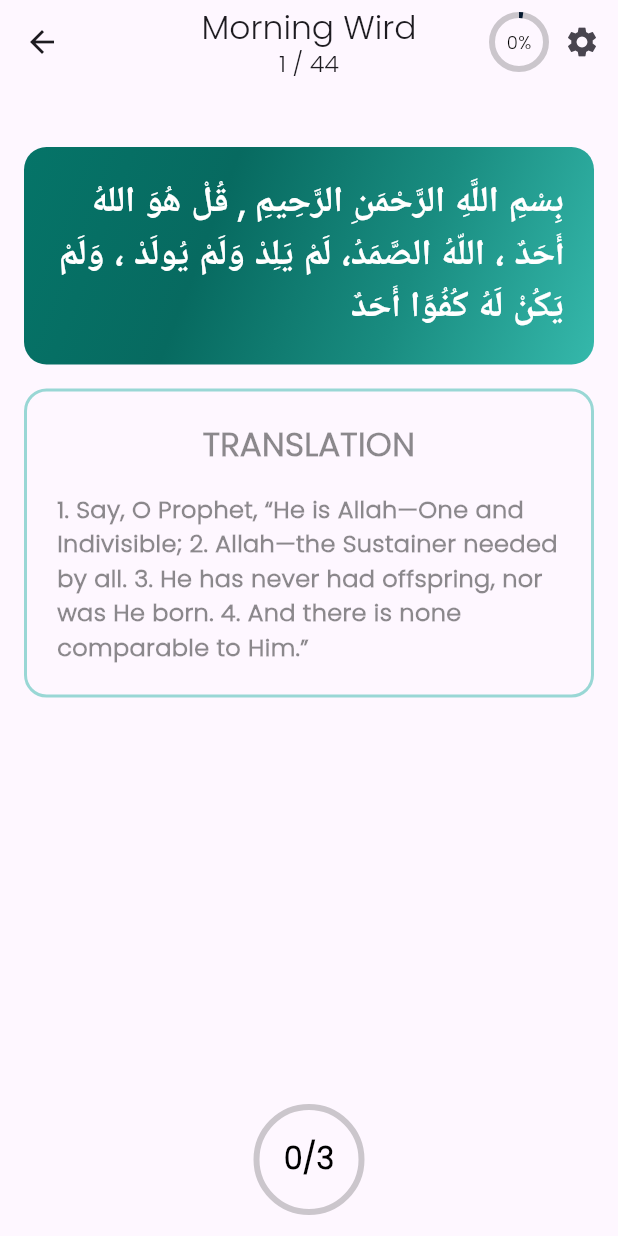
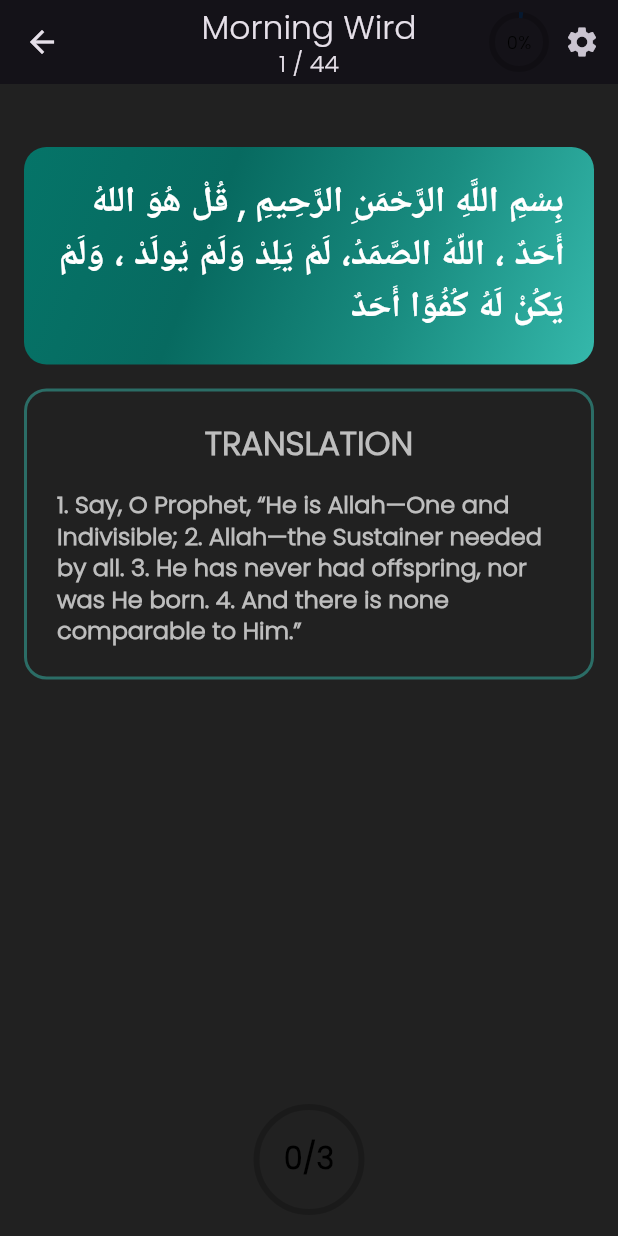
Before and after one commit to aslahmogral/wirdul_latif_app, a Flutter app: the screen it shows after launch, after a tap on an icon or button, on a phone screen of 412 x 824 dp. Run offline on Flutter 3.47's test engine with Material 3 defaults, Android fonts, the phone set to English and light mode, and no system bars; our stand-ins replace flutter_animate, lottie; missing offline and left inert: dart:ffi; project files that could hold a hidden picture were left out.

Commit message:
code standard added and temp darkMode added

```diff
--- a/lib/main.dart
+++ b/lib/main.dart
@@ -5,15 +5,18 @@ import 'package:wirdul_latif/data/wirddata.dart';
 import 'package:wirdul_latif/deprecated/provider/wird_provider.dart';
 import 'package:wirdul_latif/routes.dart';
 import 'package:wirdul_latif/screens/bottom_nav_bar/bottomNavbar.dart';
+import 'package:wirdul_latif/utils.dart/theme.dart';
 
 void main() {
   WirdulLatif.initWird();
-  runApp(const MyApp());
-    Animate.restartOnHotReload = true;
+  runApp( MyApp());
+  Animate.restartOnHotReload = true;
 }
 
 class MyApp extends StatelessWidget {
-  const MyApp({Key? key}) : super(key: key);
+   MyApp({Key? key}) : super(key: key);
+
+  bool isDarkMode = true;
 
   // This widget is the root of your application.
   @override
@@ -28,10 +31,7 @@ class MyApp extends StatelessWidget {
           debugShowCheckedModeBanner: false,
           title: 'Wird Al Latif',
           routes: AppRoutes.routes,
-          theme: ThemeData(
-              // is not restarted.
-              primarySwatch: Colors.blue,
-              fontFamily: 'Poppins'),
+          theme: isDarkMode? customTheme.darkTheme : customTheme.lightTheme,
           home: const BottomNavBar(),
         ));
   }
--- a/lib/routes.dart
+++ b/lib/routes.dart
@@ -1,7 +1,7 @@
 
 import 'package:flutter/material.dart';
-import 'package:wirdul_latif/screens/home_screen/home_screen.dart';
-import 'package:wirdul_latif/screens/wird_screen/wird_screen.dart';
+// import 'package:wirdul_latif/screens/home_screen/home_screen.dart';
+// import 'package:wirdul_latif/screens/wird_screen/wird_screen.dart';
 
 class AppRoutes {
 
--- a/lib/screens/bottom_nav_bar/bottomNavbar.dart
+++ b/lib/screens/bottom_nav_bar/bottomNavbar.dart
@@ -17,9 +17,6 @@ class BottomNavBar extends StatelessWidget {
           return Scaffold(
             body: model.currentScreen(),
             bottomNavigationBar: BottomNavigationBar(
-              backgroundColor: Colors.black,
-              selectedItemColor: WirdColors.primaryColor,
-              unselectedItemColor: Colors.black12,
               items: model.bottonNavigationBarItems,
               currentIndex: model.currentindex,
               onTap: model.onItemTapped,
--- a/lib/screens/home_screen/home_screen.dart
+++ b/lib/screens/home_screen/home_screen.dart
@@ -122,8 +122,8 @@ class HomeScreen extends StatelessWidget {
           height: 200,
           decoration: BoxDecoration(
             borderRadius: BorderRadius.circular(15),
-            image: const DecorationImage(
-              image: AssetImage('asset/morning.jpg'),
+            image: DecorationImage(
+              image: AssetImage(model.mainImagePath),
               fit: BoxFit.cover,
             ),
           ),
@@ -225,7 +225,7 @@ class HomeScreen extends StatelessWidget {
       child: Padding(
         padding: const EdgeInsets.all(8.0),
         child: ListTile(
-          leading: Icon(Icons.sunny, color: Colors.yellow, size: 30),
+          leading: Icon(model.wirdIcon, color: Colors.yellow, size: 30),
           title: Text(
             'Read ${model.titleText[0].toUpperCase()}${model.titleText.substring(1)} Wird',
             style: TextStyle(
--- a/lib/screens/home_screen/home_screen_model.dart
+++ b/lib/screens/home_screen/home_screen_model.dart
@@ -1,5 +1,7 @@
+import 'package:flutter/cupertino.dart';
 import 'package:flutter/material.dart';
 import 'package:flutter/widgets.dart';
+import 'package:wirdul_latif/main.dart';
 import 'package:wirdul_latif/screens/wird_screen/wird_screen.dart';
 import 'package:wirdul_latif/utils.dart/constants.dart';
 
@@ -10,8 +12,9 @@ class HomeScreenModel with ChangeNotifier {
   int currentindex = 0;
   late BuildContext _context;
   late WirdType wirdType;
-  // String MorningOrEveningContainerTitle = '';
   String titleText = '';
+  IconData wirdIcon = Icons.sunny;
+  String mainImagePath = '';
 
   HomeScreenModel(BuildContext context, {required WirdType wirdType}) {
     _context = context;
@@ -45,9 +48,14 @@ class HomeScreenModel with ChangeNotifier {
 
   setMorningDatas() {
     titleText = Constants.morning;
+    wirdIcon = Icons.sunny;
+    mainImagePath = 'asset/morning.jpg';
   }
 
   setEveningDatas() {
     titleText = Constants.evening;
+    wirdIcon = Icons.nightlight;
+    mainImagePath = 'asset/night.jpg';
+
   }
 }
--- a/lib/screens/wird_screen/wird_screen.dart
+++ b/lib/screens/wird_screen/wird_screen.dart
@@ -12,7 +12,6 @@ class WirdScreen extends StatelessWidget {
 
   @override
   Widget build(BuildContext context) {
-
     return MultiProvider(
       providers: [
         ChangeNotifierProvider(create: (context) => WirdScreenModel(wirdType))
@@ -22,12 +21,12 @@ class WirdScreen extends StatelessWidget {
           builder: (context, model, child) {
             return Scaffold(
               appBar: AppBar(
-
                 centerTitle: true,
                 title: Column(
                   mainAxisSize: MainAxisSize.min,
                   children: [
-                    Text('${model.TitleText[0].toUpperCase()}${model.TitleText.substring(1)} Wird'),
+                    Text(
+                        '${model.TitleText[0].toUpperCase()}${model.TitleText.substring(1)} Wird'),
                     Text(
                       '${model.currentPage + 1} / 44',
                       style: TextStyle(fontSize: 16),
@@ -40,14 +39,14 @@ class WirdScreen extends StatelessWidget {
                     children: [
                       CircularProgressIndicator(
                         backgroundColor: Colors.black45.withOpacity(0.2),
-                        value: (model.currentPage + 1) / model.wirdList.length ,
+                        value: (model.currentPage + 1) / model.wirdList.length,
                         valueColor: AlwaysStoppedAnimation<Color>(
                             WirdColors.primaryColor),
                       ),
                       const SizedBox(
                         width: 10,
                       ),
-                      if(model.currentPage ==0)
+                      if (model.currentPage == 0)
                         Text(
                           '0%',
                           style: TextStyle(
@@ -55,7 +54,6 @@ class WirdScreen extends StatelessWidget {
                             color: Colors.black,
                           ),
                         ),
-
                       Visibility(
                         visible: model.currentPage != 0,
                         child: Text(
@@ -126,30 +124,36 @@ class WirdScreen extends StatelessWidget {
                                     padding: const EdgeInsets.all(20.0),
                                     child: Column(
                                       children: [
-                                        Text(
-                                          'TRANSLATION',
+                                        Text('TRANSLATION',
                                             textAlign: TextAlign.center,
-                                          style: TextStyle(
-                                              color: Colors.black45,
-                                              fontWeight: FontWeight.w900,
-                                              fontSize: 22
-                                              // fontFamily: 'AmiriQuran',
-                                              ),
-                                        ),
+                                            style: Theme.of(context)
+                                                .textTheme
+                                                .headlineSmall
+                                                ?.copyWith(
+                                                    fontSize: 22,
+                                                    fontWeight:
+                                                        FontWeight.bold)),
                                         SizedBox(
                                           height: 16,
                                         ),
                                         Text(
                                             model.wirdList[index].english
-                                              .replaceAll(RegExp(r'[˹˺]'), ''),
+                                                .replaceAll(
+                                                    RegExp(r'[˹˺]'), ''),
                                             textAlign: TextAlign.left,
-                                          style: const TextStyle(
-                                              color: Colors.black45,
-                                              fontWeight: FontWeight.bold,
-                                              fontSize: 16
-                                              // fontFamily: 'AmiriQuran',
-                                              ),
-                                        ),
+                                            // style: const TextStyle(
+                                            //     color: Colors.black45,
+                                            //     fontWeight: FontWeight.bold,
+                                            //     fontSize: 16
+                                            //     // fontFamily: 'AmiriQuran',
+                                            //     ),
+                                            style: Theme.of(context)
+                                                .textTheme
+                                                .headlineSmall
+                                                ?.copyWith(
+                                                    fontSize: 16,
+                                                    fontWeight:
+                                                        FontWeight.bold)),
                                       ],
                                     ),
                                   )),
--- /dev/null
+++ b/lib/utils.dart/theme.dart
@@ -0,0 +1,58 @@
+import 'package:flutter/material.dart';
+
+class customTheme {
+  static final ThemeData darkTheme =
+      ThemeData.dark(useMaterial3: true).copyWith(
+    primaryColor: Colors.grey[800],
+    hintColor: Colors.blueGrey[700],
+    scaffoldBackgroundColor: Colors.grey[900],
+    bottomNavigationBarTheme: BottomNavigationBarThemeData(
+      backgroundColor: Colors.white,
+      selectedItemColor: Colors.white,
+      unselectedItemColor: Colors.white38,
+    ),
+    textTheme: TextTheme(
+      bodyLarge: TextStyle(color: Colors.grey[400], fontFamily: 'Poppins'),
+      bodyMedium: TextStyle(color: Colors.grey[400], fontFamily: 'Poppins'),
+      displayLarge: TextStyle(color: Colors.grey[400], fontFamily: 'Poppins'),
+      displayMedium: TextStyle(color: Colors.grey[400], fontFamily: 'Poppins'),
+      displaySmall: TextStyle(color: Colors.grey[400], fontFamily: 'Poppins'),
+      headlineMedium: TextStyle(color: Colors.grey[400], fontFamily: 'Poppins'),
+      headlineSmall: TextStyle(color: Colors.grey[400], fontFamily: 'Poppins'),
+      titleLarge: TextStyle(color: Colors.grey[400], fontFamily: 'Poppins'),
+      titleMedium: TextStyle(color: Colors.grey[400], fontFamily: 'Poppins'),
+      titleSmall: TextStyle(color: Colors.grey[400], fontFamily: 'Poppins'),
+      labelLarge: TextStyle(color: Colors.grey[400], fontFamily: 'Poppins'),
+      bodySmall: TextStyle(color: Colors.grey[400], fontFamily: 'Poppins'),
+      labelSmall: TextStyle(color: Colors.grey[400], fontFamily: 'Poppins'),
+    ),
+  );
+
+  static final ThemeData lightTheme =
+      ThemeData.light(useMaterial3: true).copyWith(
+    primaryColor: Colors.blue,
+    hintColor: Colors.teal,
+    scaffoldBackgroundColor: Colors.white,
+    textTheme: TextTheme(
+      bodyLarge: TextStyle(color: Colors.black, fontFamily: 'Poppins'),
+      bodyMedium: TextStyle(color: Colors.black, fontFamily: 'Poppins'),
+      displayLarge: TextStyle(color: Colors.black, fontFamily: 'Poppins'),
+      displayMedium: TextStyle(color: Colors.black, fontFamily: 'Poppins'),
+      displaySmall: TextStyle(color: Colors.black, fontFamily: 'Poppins'),
+      headlineMedium: TextStyle(color: Colors.black, fontFamily: 'Poppins'),
+      headlineSmall: TextStyle(color: Colors.grey, fontFamily: 'Poppins'),
+      titleLarge: TextStyle(color: Colors.black, fontFamily: 'Poppins'),
+      titleMedium: TextStyle(color: Colors.black, fontFamily: 'Poppins'),
+      titleSmall: TextStyle(color: Colors.black, fontFamily: 'Poppins'),
+      labelLarge: TextStyle(color: Colors.black, fontFamily: 'Poppins'),
+      bodySmall: TextStyle(color: Colors.black, fontFamily: 'Poppins'),
+      labelSmall: TextStyle(color: Colors.black45, fontFamily: 'Poppins'),
+    ),
+
+    bottomNavigationBarTheme: BottomNavigationBarThemeData(
+      // backgroundColor: Colors.white,
+      selectedItemColor: Colors.black,
+      unselectedItemColor: Colors.black38,
+    ),
+  );
+}
```
Also changed, not shown: pubspec.lock. Lines whose indentation alone changed are shown as unchanged.
